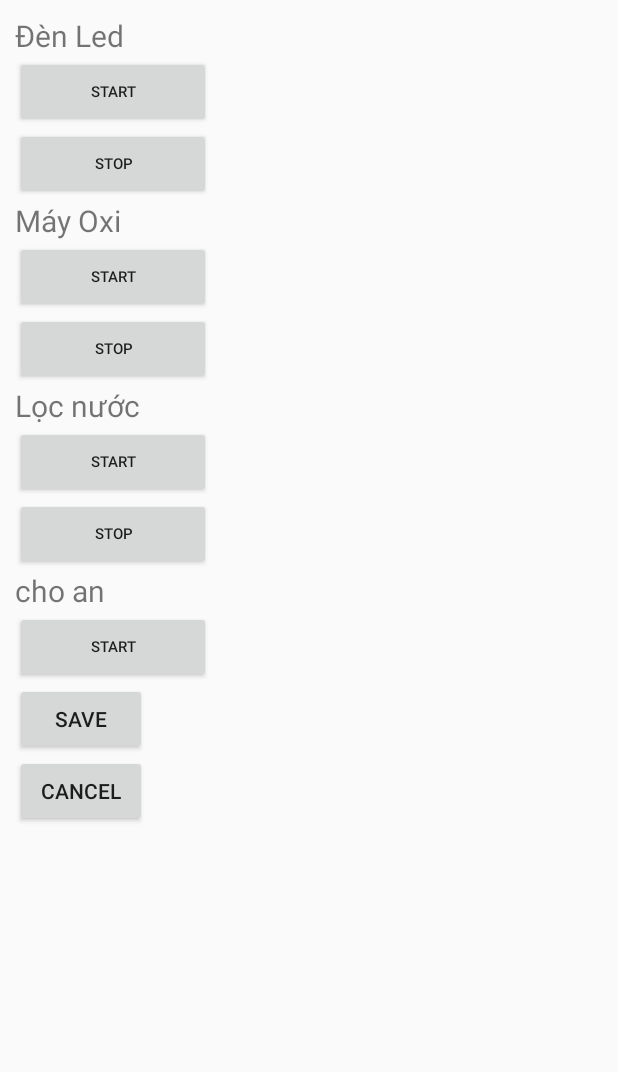
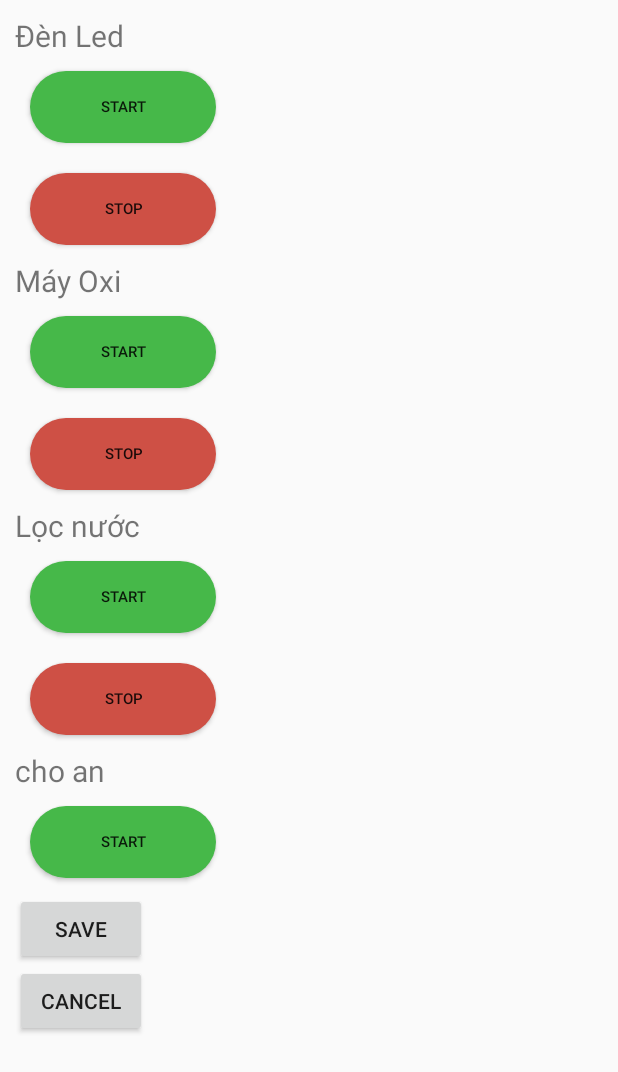
Before and after one commit to DAnuoica/SmartAquarium, an Android app: the layout fragment_schedule.xml on its own in the app's theme, with its tools: preview values and no code run, on a phone screen of 412 x 824 dp. Shown: the top 1072 px of the screen. Run offline under Robolectric (Android 15) with nearby library versions, the phone set to English and light mode, and no system bars.

Commit message:
update phần lịch và xóa title bar và fix ít lỗi

```diff
--- a/app/build.gradle
+++ b/app/build.gradle
@@ -39,4 +39,5 @@ dependencies {
     implementation 'com.android.support:recyclerview-v7:28.0.0'
     implementation 'com.android.support:design:28.0.0'
     implementation 'com.github.PhilJay:MPAndroidChart:v2.2.4'
+
 }
--- a/app/src/main/AndroidManifest.xml
+++ b/app/src/main/AndroidManifest.xml
@@ -1,6 +1,7 @@
 <?xml version="1.0" encoding="utf-8"?>
 <manifest xmlns:android="http://schemas.android.com/apk/res/android"
     package="com.example.smart_aqua">
+    <uses-permission android:name="android.permission.INTERNET"></uses-permission>
 
     <application
         android:allowBackup="true"
--- a/app/src/main/java/com/example/smart_aqua/MainActivity.java
+++ b/app/src/main/java/com/example/smart_aqua/MainActivity.java
@@ -17,13 +17,10 @@ public class MainActivity extends AppCompatActivity {
         super.onCreate(savedInstanceState);
         setContentView(R.layout.activity_main);
         BottomNavigationView navView = findViewById(R.id.nav_view);
-        // Passing each menu ID as a set of Ids because each
-        // menu should be considered as top level destinations.
         AppBarConfiguration appBarConfiguration = new AppBarConfiguration.Builder(
                 R.id.navigation_home, R.id.navigation_control, R.id.navigation_information,R.id.navigation_schedule)
                 .build();
         NavController navController = Navigation.findNavController(this, R.id.nav_host_fragment);
-        NavigationUI.setupActionBarWithNavController(this, navController, appBarConfiguration);
         NavigationUI.setupWithNavController(navView, navController);
     }
 }
--- a/app/src/main/java/com/example/smart_aqua/SplashActivity.java
+++ b/app/src/main/java/com/example/smart_aqua/SplashActivity.java
@@ -18,7 +18,7 @@ public class SplashActivity extends AppCompatActivity {
         handler.postDelayed(new Runnable() {
             @Override
             public void run() {
-                Intent intent=new Intent(SplashActivity.this, MainActivity.class);
+                Intent intent=new Intent(SplashActivity.this, login.class);
                 startActivity(intent);
                 finish();
             }
--- a/app/src/main/java/com/example/smart_aqua/ui/home/Home.java
+++ b/app/src/main/java/com/example/smart_aqua/ui/home/Home.java
@@ -1,5 +1,4 @@
 package com.example.smart_aqua.ui.home;
-
 import android.content.Intent;
 import android.graphics.Color;
 import android.os.Bundle;
--- /dev/null
+++ b/app/src/main/res/drawable/btn_schedule_start.xml
@@ -0,0 +1,10 @@
+<?xml version="1.0" encoding="utf-8"?>
+
+<shape
+    xmlns:android="http://schemas.android.com/apk/res/android"
+    android:dither="true"
+    android:shape="rectangle">
+    <corners android:radius="30dp" />
+    <solid android:color="#46B849" />
+
+</shape>
--- /dev/null
+++ b/app/src/main/res/drawable/btn_schedule_stop.xml
@@ -0,0 +1,10 @@
+<?xml version="1.0" encoding="utf-8"?>
+
+<shape
+    xmlns:android="http://schemas.android.com/apk/res/android"
+    android:dither="true"
+    android:shape="rectangle">
+    <corners android:radius="30dp" />
+    <solid android:color="#CE5045" />
+
+</shape>
--- a/app/src/main/res/layout/fragment_schedule.xml
+++ b/app/src/main/res/layout/fragment_schedule.xml
@@ -2,9 +2,17 @@
 <LinearLayout
     xmlns:android="http://schemas.android.com/apk/res/android"
     android:orientation="vertical"
-    android:layout_margin="10dp"
     android:layout_width="match_parent"
     android:layout_height="match_parent">
+    <ScrollView
+        android:layout_width="match_parent"
+        android:layout_height="match_parent"
+        android:paddingBottom="?attr/actionBarSize">
+        <LinearLayout
+            android:layout_width="match_parent"
+            android:layout_height="match_parent"
+            android:orientation="vertical"
+            android:layout_margin="10dp">
     <TextView
         android:layout_width="wrap_content"
         android:layout_height="wrap_content"
@@ -14,9 +22,12 @@
         android:layout_width="match_parent"
         android:layout_height="wrap_content"
         android:orientation="horizontal"
+        android:gravity="center_vertical"
         android:weightSum="3">
 
         <Button
+            android:background="@drawable/btn_schedule_start"
+            android:layout_margin="10sp"
             android:id="@+id/btnledbd"
             android:layout_width="0dp"
             android:layout_height="wrap_content"
@@ -41,6 +52,8 @@
         android:orientation="horizontal"
         android:weightSum="3">
         <Button
+            android:background="@drawable/btn_schedule_stop"
+            android:layout_margin="10sp"
             android:id="@+id/btnledkt"
             android:layout_width="0dp"
             android:layout_height="wrap_content"
@@ -69,9 +82,12 @@
         android:layout_width="match_parent"
         android:layout_height="wrap_content"
         android:orientation="horizontal"
+        android:gravity="center_vertical"
         android:weightSum="3">
 
         <Button
+            android:background="@drawable/btn_schedule_start"
+            android:layout_margin="10sp"
             android:id="@+id/btnoxibd"
             android:layout_width="0dp"
             android:layout_height="wrap_content"
@@ -95,8 +111,11 @@
         android:layout_width="match_parent"
         android:layout_height="wrap_content"
         android:orientation="horizontal"
+        android:gravity="center_vertical"
         android:weightSum="3">
         <Button
+            android:background="@drawable/btn_schedule_stop"
+            android:layout_margin="10sp"
             android:id="@+id/btnoxikt"
             android:layout_width="0dp"
             android:layout_height="wrap_content"
@@ -125,9 +144,12 @@
         android:layout_width="match_parent"
         android:layout_height="wrap_content"
         android:orientation="horizontal"
+        android:gravity="center_vertical"
         android:weightSum="3">
 
         <Button
+            android:background="@drawable/btn_schedule_start"
+            android:layout_margin="10sp"
             android:id="@+id/btnlocbd"
             android:layout_width="0dp"
             android:layout_height="wrap_content"
@@ -151,8 +173,11 @@
         android:layout_width="match_parent"
         android:layout_height="wrap_content"
         android:orientation="horizontal"
+        android:gravity="center_vertical"
         android:weightSum="3">
         <Button
+            android:background="@drawable/btn_schedule_stop"
+            android:layout_margin="10sp"
             android:id="@+id/btnlockt"
             android:layout_width="0dp"
             android:layout_height="wrap_content"
@@ -181,9 +206,12 @@
         android:layout_width="match_parent"
         android:layout_height="wrap_content"
         android:orientation="horizontal"
+        android:gravity="center_vertical"
         android:weightSum="3">
 
         <Button
+            android:background="@drawable/btn_schedule_start"
+            android:layout_margin="10sp"
             android:id="@+id/btnanchon"
             android:layout_width="0dp"
             android:layout_height="wrap_content"
@@ -215,4 +243,6 @@
         android:layout_width="wrap_content"
         android:layout_height="wrap_content"
         android:text="cancel"></Button>
+        </LinearLayout>
+    </ScrollView>
 </LinearLayout>
--- a/app/src/main/res/values/styles.xml
+++ b/app/src/main/res/values/styles.xml
@@ -1,7 +1,7 @@
 <resources>
 
     <!-- Base application theme. -->
-    <style name="AppTheme" parent="Theme.AppCompat.Light.DarkActionBar">
+    <style name="AppTheme" parent="Theme.AppCompat.Light.NoActionBar">
         <!-- Customize your theme here. -->
         <item name="colorPrimary">@color/colorPrimary</item>
         <item name="colorPrimaryDark">@color/colorPrimaryDark</item>
--- a/build.gradle
+++ b/build.gradle
@@ -9,8 +9,6 @@ buildscript {
     dependencies {
         classpath 'com.android.tools.build:gradle:3.5.1'
         classpath 'com.google.gms:google-services:4.3.3'
-        // NOTE: Do not place your application dependencies here; they belong
-        // in the individual module build.gradle files
     }
 }
 
```
Also changed, not shown: app/src/main/java/com/example/smart_aqua/Entrie.java (deleted, +0 -27 lines), app/src/main/java/com/example/smart_aqua/login.java (+0 -96 lines), app/src/main/java/com/example/smart_aqua/ui/schedule/schedule.java (+9 -3 lines), app/src/main/res/layout/activity_login.xml (+0 -11 lines), 2 other files.
